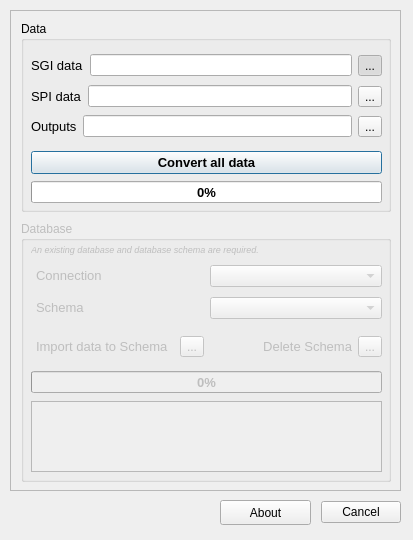
Qt form skkn_tool/skkn_tool_dialog.ui (lfurtkevicova/kn-stuff) before a commit.
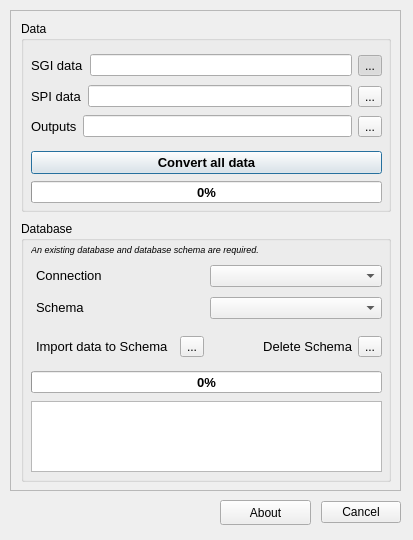
The same form after that commit. Icons and pictures are not drawn.

Commit message: DB connections added

```diff
--- a/skkn_tool/skkn_tool_dialog.ui
+++ b/skkn_tool/skkn_tool_dialog.ui
@@ -48,7 +48,7 @@
     </property>
     <widget class="QGroupBox" name="dataBase">
      <property name="enabled">
-      <bool>false</bool>
+      <bool>true</bool>
      </property>
      <property name="geometry">
       <rect>
```
The commit also changes 2 other files.
